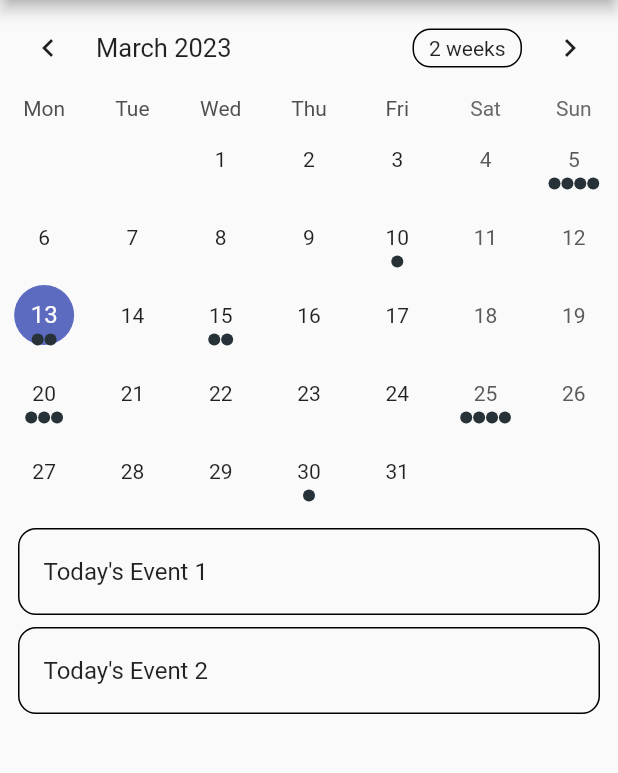
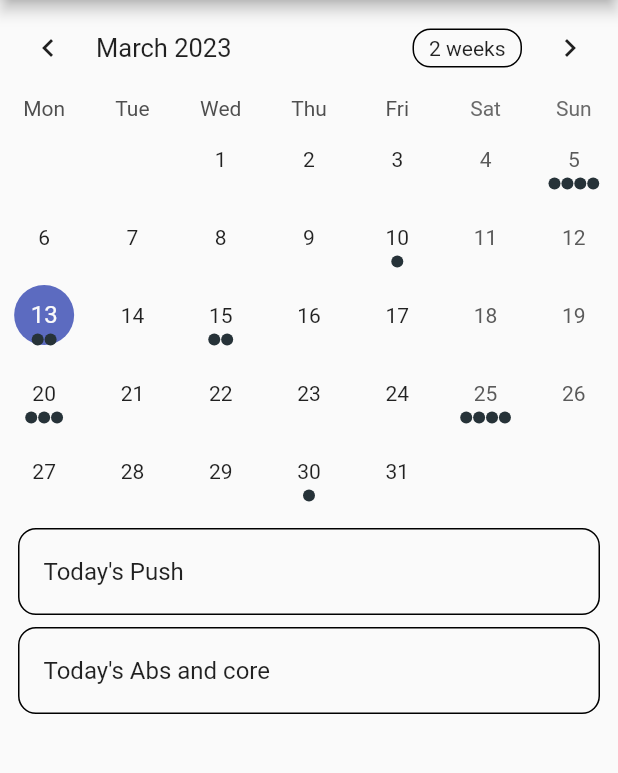
Before and after one commit to tamaraalil/Workout-Calendar-App, a Flutter app: the screen it shows after launch, on a phone screen of 412 x 824 dp, the part 84-857 px from its top. Run offline on Flutter 3.47's test engine with Material 2 defaults, Android fonts, the phone set to English and light mode, and no system bars; drawn by our look-alikes of table_calendar.

Commit message:
changed sample workouts on calendar

```diff
--- a/lib/data/utils.dart
+++ b/lib/data/utils.dart
@@ -25,8 +25,8 @@ final _kEventSource = Map.fromIterable(List.generate(50, (index) => index),
         item % 4 + 1, (index) => Event('Event $item | ${index + 1}')))
   ..addAll({
     kToday: [
-      Event('Today\'s Event 1'),
-      Event('Today\'s Event 2'),
+      Event('Today\'s Push'),
+      Event('Today\'s Abs and core'),
     ],
   });
 
--- a/lib/main.dart
+++ b/lib/main.dart
@@ -147,16 +147,6 @@ class _MyHomePageState extends State<MyHomePage> {
               );
             },
           ),
-          ListTile( // Drawer option to analytics page
-            leading: Icon(Icons.assessment_outlined, color: Colors.black, size: 20.0,),
-            title: const Text('Analytics'),
-            onTap: () {
-              Navigator.push(
-                  context,
-                  MaterialPageRoute(builder: (context) => const Analytics()),
-              );
-            },
-          ),
         ],
       ),
       ),
```
